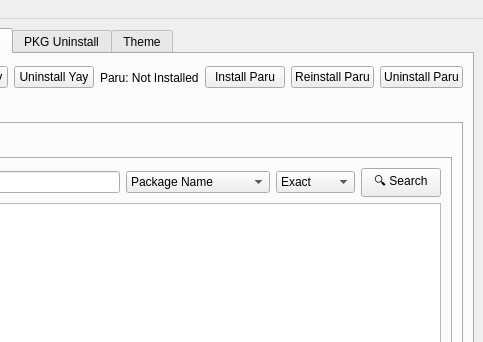
Old version of the form mainwindow.ui in the repository XetalEngine/CachyOsTools; both pictures show x 899 to 1382 and y 0 to 342 of the 1382 by 767 pixel window.
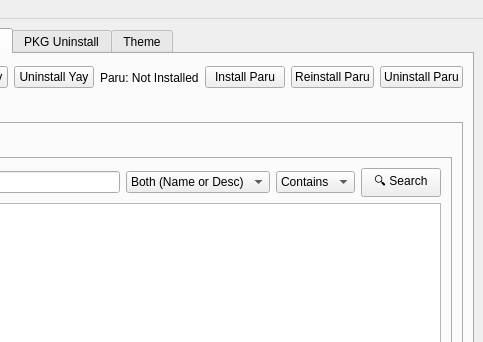
New version of the form. The open tabs and pages were chosen to show the change.

Commit message: Main Window

Patch:
```diff
--- a/mainwindow.ui
+++ b/mainwindow.ui
@@ -5684,6 +5684,9 @@
                     <property name="toolTip">
                      <string>Search mode</string>
                     </property>
+                    <property name="currentIndex">
+                     <number>2</number>
+                    </property>
                     <item>
                      <property name="text">
                       <string>Package Name</string>
@@ -5706,6 +5709,9 @@
                     <property name="toolTip">
                      <string>Search type</string>
                     </property>
+                    <property name="currentIndex">
+                     <number>1</number>
+                    </property>
                     <item>
                      <property name="text">
                       <string>Exact</string>
```
Left out of the diff: 12 changed lines with no effect on the pictures.
